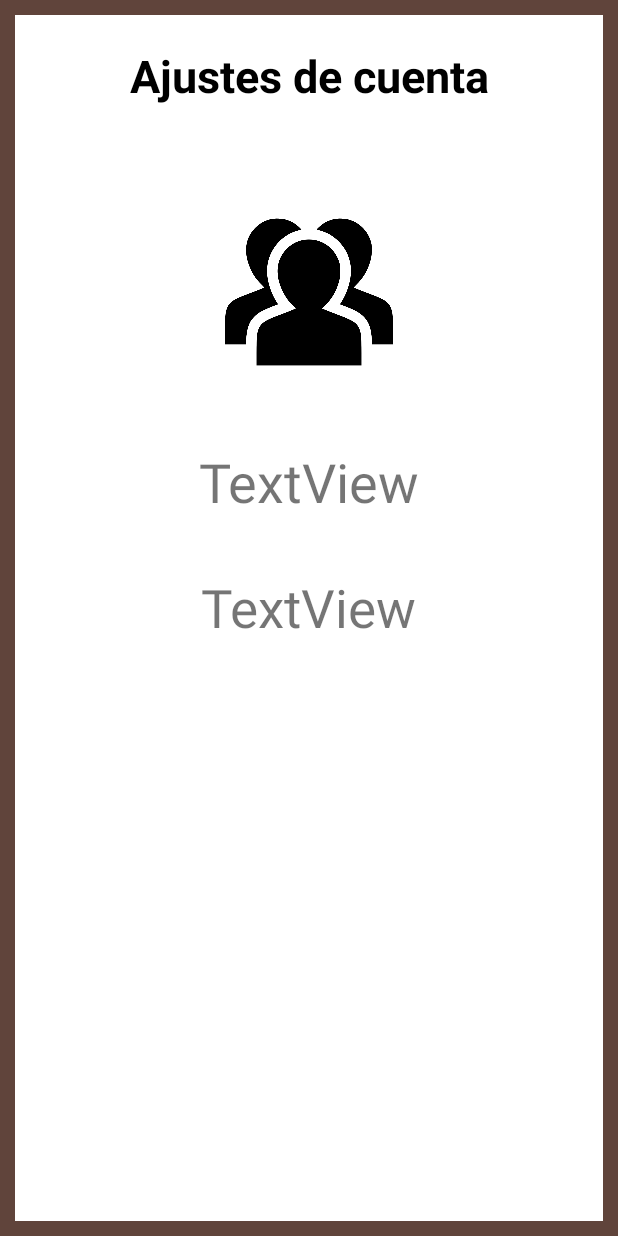
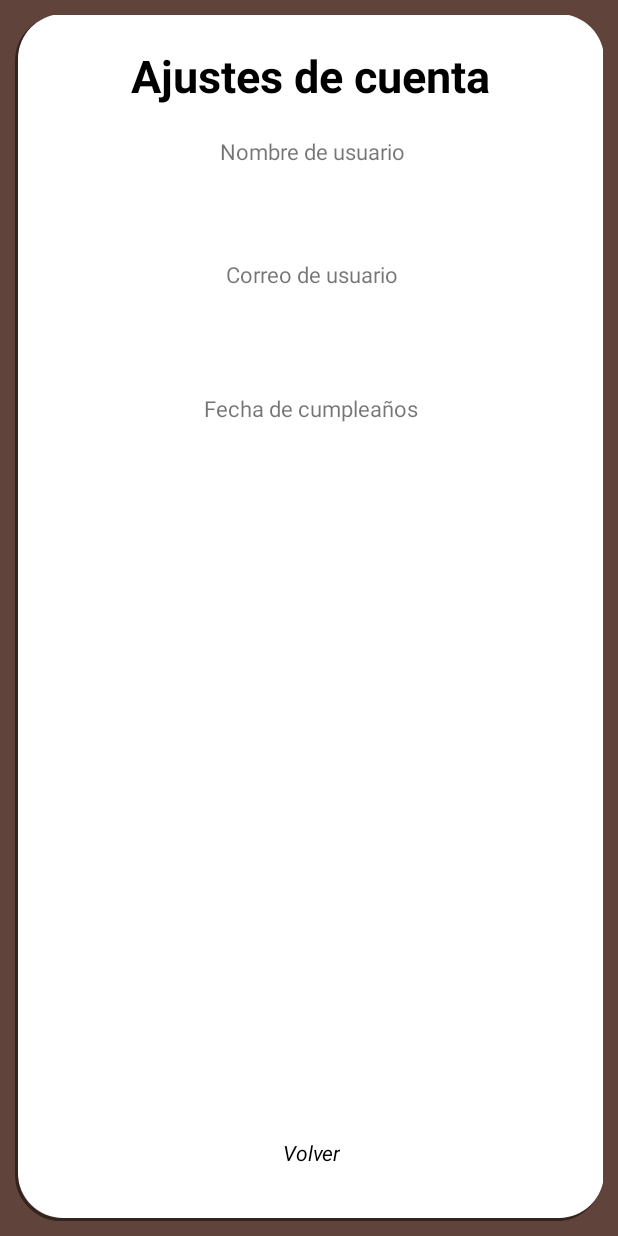
Before and after one commit to Azulioos/DM_Pasteleria, an Android app: the layout activity_pe_account_settings.xml on its own in the app's theme, with its tools: preview values and no code run, on a phone screen of 412 x 824 dp. Run offline under Robolectric (Android 15) with nearby library versions, the phone set to English and light mode, and no system bars.

Commit message:
Agregada pantalla de ajustes de la cuenta. Aún sin botón de cambiar datos.

```diff
--- a/app/src/main/java/com/example/dmpasteleria/Pe_usuario_inicio.java
+++ b/app/src/main/java/com/example/dmpasteleria/Pe_usuario_inicio.java
@@ -102,4 +102,9 @@ public class Pe_usuario_inicio extends AppCompatActivity {
         startActivity(new Intent(getApplicationContext(), Pe_inicio.class));
         finish();
     }
+
+    public void openUserAccount(MenuItem item){
+        startActivity(new Intent(getApplicationContext(), Pe_user_settings.class));
+        finish();
+    }
 }
--- a/app/src/main/res/layout/activity_pe_account_settings.xml
+++ b/app/src/main/res/layout/activity_pe_account_settings.xml
@@ -1,6 +1,5 @@
 <?xml version="1.0" encoding="utf-8"?>
 <androidx.constraintlayout.widget.ConstraintLayout xmlns:android="http://schemas.android.com/apk/res/android"
-    xmlns:tools="http://schemas.android.com/tools"
     android:layout_width="match_parent"
     android:layout_height="match_parent"
     xmlns:app="http://schemas.android.com/apk/res-auto">
@@ -15,74 +14,132 @@
         <androidx.constraintlayout.widget.ConstraintLayout
             android:layout_width="match_parent"
             android:layout_height="wrap_content"
+
             android:layout_margin="10dp"
             android:layout_marginBottom="200dp"
-            android:background="@color/white"
+            android:background="@drawable/recurso_boton_blanco"
             android:orientation="vertical">
 
 
+            <androidx.appcompat.widget.AppCompatTextView
+                android:id="@+id/EtiquetaUsername"
+                android:layout_width="0dp"
+                android:layout_height="0dp"
+                android:layout_margin="20dp"
+                android:layout_marginTop="32dp"
+                android:text="@string/UsuarioName"
+                android:gravity="center"
+                app:autoSizeTextType="uniform"
+                app:layout_constraintEnd_toEndOf="parent"
+                app:layout_constraintHeight_percent="0.025"
+                app:layout_constraintHorizontal_bias="0.507"
+                app:layout_constraintStart_toStartOf="parent"
+                app:layout_constraintTop_toBottomOf="@+id/UsuarioSettings"
+                app:layout_constraintWidth_percent="0.5" />
+
+            <androidx.appcompat.widget.AppCompatTextView
+                android:id="@+id/showUsername"
+                android:layout_width="0dp"
+                android:layout_height="0dp"
+                android:layout_marginTop="8dp"
+                android:gravity="center"
+                app:layout_constraintEnd_toEndOf="parent"
+                app:layout_constraintHeight_percent="0.025"
+                app:layout_constraintHorizontal_bias="0.502"
+                app:layout_constraintStart_toStartOf="parent"
+                app:layout_constraintTop_toBottomOf="@+id/EtiquetaUsername"
+                app:layout_constraintWidth_percent="0.5" />
+
             <TextView
-                android:id="@+id/textView2"
+                android:id="@+id/UsuarioSettings"
                 android:layout_width="wrap_content"
                 android:layout_height="wrap_content"
                 android:layout_margin="20dp"
                 android:layout_marginTop="56dp"
+                android:layout_marginBottom="20dp"
                 android:gravity="center"
                 android:text="@string/UserSettingsWelcome"
                 android:textColor="@color/black"
                 android:textSize="30sp"
                 android:textStyle="bold"
+                app:layout_constraintBottom_toTopOf="@+id/EtiquetaUsername"
                 app:layout_constraintEnd_toEndOf="parent"
                 app:layout_constraintStart_toStartOf="parent"
                 app:layout_constraintTop_toTopOf="parent" />
 
-            <ImageView
-                android:id="@+id/imageView2"
-                android:layout_width="112dp"
-                android:layout_height="125dp"
+
+            <TextView
+                android:id="@+id/regresar"
+                android:layout_width="wrap_content"
+                android:layout_height="18dp"
+                android:layout_marginBottom="35dp"
+                android:gravity="center_horizontal"
+                android:onClick="Regresar"
+                android:text="@string/Volver"
+                android:textColor="@color/black"
+                android:textStyle="italic"
                 app:layout_constraintBottom_toBottomOf="parent"
                 app:layout_constraintEnd_toEndOf="parent"
-                app:layout_constraintStart_toStartOf="parent"
-                app:layout_constraintTop_toTopOf="parent"
-                app:layout_constraintVertical_bias="0.18"
-                app:srcCompat="@drawable/icono_peronas"
-                tools:ignore="ContentDescription" />
+                app:layout_constraintStart_toStartOf="parent" />
 
             <androidx.appcompat.widget.AppCompatTextView
-                android:id="@+id/showUsername"
+                android:id="@+id/EtiquetaCorreo"
                 android:layout_width="0dp"
                 android:layout_height="0dp"
-                android:layout_marginTop="39dp"
+                android:layout_marginTop="34dp"
+                android:width="0dp"
                 android:gravity="center"
-                android:text="TextView"
+                android:text="@string/usermail"
                 app:autoSizeTextType="uniform"
                 app:layout_constraintEnd_toEndOf="parent"
-                app:layout_constraintHeight_percent="0.06"
+                app:layout_constraintHeight_percent="0.025"
+                app:layout_constraintHorizontal_bias="0.502"
                 app:layout_constraintStart_toStartOf="parent"
-                app:layout_constraintTop_toBottomOf="@+id/imageView2"
-                app:layout_constraintWidth_percent="0.4"
-                tools:ignore="HardcodedText" />
+                app:layout_constraintTop_toBottomOf="@+id/showUsername"
+                app:layout_constraintWidth_percent="0.5" />
 
             <androidx.appcompat.widget.AppCompatTextView
-                android:id="@+id/showUserEmail"
-                android:layout_width="157dp"
+                android:id="@+id/showUserMail"
+                android:layout_width="0dp"
                 android:layout_height="0dp"
-                android:layout_marginTop="36dp"
+                android:layout_marginTop="8dp"
+                android:text=""
+                app:layout_constraintEnd_toEndOf="parent"
+                app:layout_constraintHeight_percent="0.025"
+                app:layout_constraintStart_toStartOf="parent"
+                app:layout_constraintTop_toBottomOf="@+id/EtiquetaCorreo"
+                app:layout_constraintWidth_percent="0.502" />
+
+            <androidx.appcompat.widget.AppCompatTextView
+                android:id="@+id/EtiquetaDate"
+                android:layout_width="0dp"
+                android:layout_height="0dp"
+                android:layout_marginTop="41dp"
                 android:gravity="center"
-                android:text="TextView"
+                android:text="@string/userdate"
                 app:autoSizeTextType="uniform"
                 app:layout_constraintEnd_toEndOf="parent"
-                app:layout_constraintHeight_percent="0.06"
-                app:layout_constraintHorizontal_bias="0.497"
+                app:layout_constraintHeight_percent="0.025"
                 app:layout_constraintStart_toStartOf="parent"
-                app:layout_constraintTop_toBottomOf="@+id/showUsername"
-                app:layout_constraintWidth_percent="0.4"
-                tools:ignore="HardcodedText" />
+                app:layout_constraintTop_toBottomOf="@+id/showUserMail"
+                app:layout_constraintWidth_percent="0.502" />
 
+            <androidx.appcompat.widget.AppCompatTextView
+                android:id="@+id/showDate"
+                android:layout_width="0dp"
+                android:layout_height="0dp"
+                android:layout_marginTop="8dp"
+                android:text=""
+                android:gravity="center"
+                app:autoSizeTextType="uniform"
+                app:layout_constraintEnd_toEndOf="parent"
+                app:layout_constraintHeight_percent="0.025"
+                app:layout_constraintStart_toStartOf="parent"
+                app:layout_constraintTop_toBottomOf="@+id/EtiquetaDate"
+                app:layout_constraintWidth_percent="0.502" />
 
         </androidx.constraintlayout.widget.ConstraintLayout>
 
 
     </ScrollView>
-
 </androidx.constraintlayout.widget.ConstraintLayout>
--- a/app/src/main/res/values/strings.xml
+++ b/app/src/main/res/values/strings.xml
@@ -131,6 +131,10 @@
     <string name="Admin_gi4">Cantidad de unidades</string>
     <string name="Admin_gi5">Editar unidades</string>
     <string name="UserSettingsWelcome">Ajustes de cuenta</string>
+    <string name="username">Nombre de usuario</string>
+    <string name="usermail">Correo de usuario</string>
+    <string name="userdate">Fecha de cumpleaños</string>
+    <string name="UsuarioName">Nombre de usuario</string>
 
 
 </resources>
```
Also changed, not shown: app/src/main/AndroidManifest.xml (+5 -2 lines), app/src/main/java/com/example/dmpasteleria/Pe_admin_inicio.java (+10 -0 lines), app/src/main/java/com/example/dmpasteleria/Pe_user_settings.java (added, +64 -0 lines), app/src/main/res/menu/amenu.xml (+6 -3 lines), app/src/main/res/menu/menu.xml (+6 -3 lines), 1 other file.
